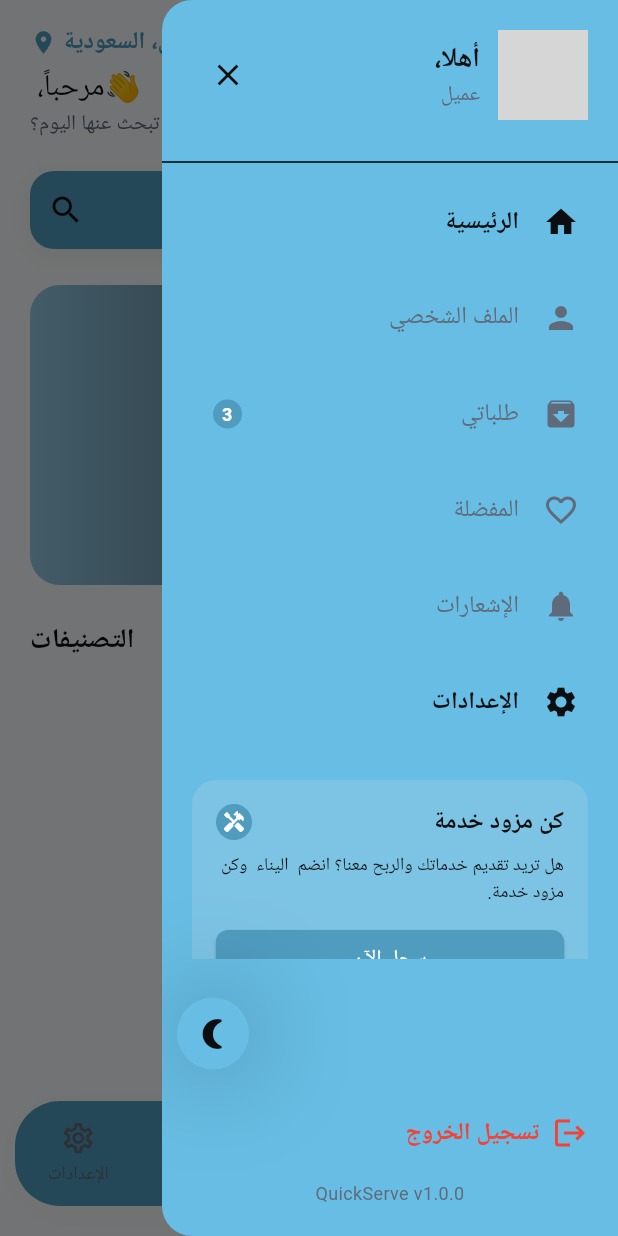
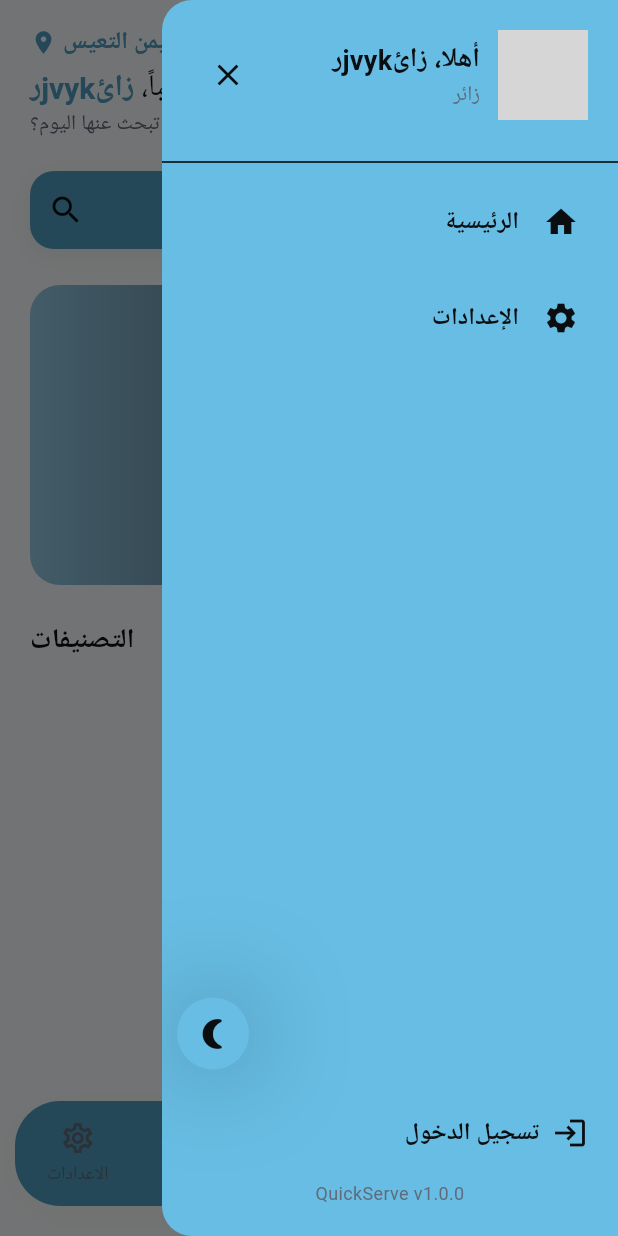
Before and after one commit to Abdullah-devl/QSS-SeekerApp, a Flutter app: the HomeView screen opened by its route, in the side drawer, after a tap on the "search" icon, on a phone screen of 412 x 824 dp. Run offline on Flutter 3.47's test engine with Material 3 defaults, Android fonts, the light colour scheme and no system bars; our stand-ins replace dio, geocoding, geolocator, google_fonts, shared_preferences; accounts and stored records are empty; network calls fail; Roboto replaces fonts that are missing (Cairo); grey boxes are pictures that could not be loaded.

Commit message:
Hide some processes for guest users

```diff
--- a/lib/core/routes/app_routes.dart
+++ b/lib/core/routes/app_routes.dart
@@ -3,23 +3,29 @@
 /// الهدف منه هو استخدام ثوابت نصية (Strings) للإشارة إلى الصفحات بدلاً من كتابة المسار يدوياً في كل مكان.
 class AppRoutes {
   /// 🔑 مسار صفحة تسجيل الدخول.
-  static const String login = '/login';
+  static const String login = 'login';
 
   /// 📝 مسار صفحة إنشاء حساب جديد.
-  static const String register = '/register';
+  static const String register = 'register';
 
   /// 🏠 مسار الصفحة الرئيسية.
-  static const String home = '/home';
+  static const String home = 'الرئيسية';
 
   /// 📜 مسار صفحة الشروط والأحكام.
-  static const String terms = '/terms';
+  static const String terms = 'terms';
 
   /// 👋 مسار صفحة الترحيب (Welcome Screen).
-  static const String welcome = '/welcome';
+  static const String welcome = 'welcome';
 
   /// 📧 مسار صفحة التحقق من البريد الإلكتروني (OTP).
-  static const String verifyEmail = '/verify_email';
+  static const String verifyEmail = 'verify_email';
 
   /// ⚙️ مسار صفحة الإعدادات.
-  static const String settings = '/settings';
+  static const String settings = 'الاعدادات';
+  //ميار االضافي
+  /// ❤️ مسار صفحة المفضلة.
+  static const String favorites = 'المفضلة';
+
+  /// 🛒 مسار صفحة الطلبات
+  static const String orders = 'الطلبات';
 }
--- a/lib/features/home/viewmodels/home_view_model.dart
+++ b/lib/features/home/viewmodels/home_view_model.dart
@@ -31,8 +31,9 @@ class HomeViewModel extends ChangeNotifier {
   String _errorMessage = '';
 
   // بيانات المستخدم والموقع
-  String _userName = 'زائر';
-  String _currentAddress = 'الرياض، السعودية';
+  String _userName = 'زائjvykر';
+  String _role = 'زائر';
+  String _currentAddress = 'اليمن التعيس';
   bool _isLocationLoading = false;
 
   // Getters للوصول للمتغيرات من الواجهة
@@ -41,6 +42,7 @@ class HomeViewModel extends ChangeNotifier {
   bool get isLoading => _isLoading;
   String get errorMessage => _errorMessage;
   String get userName => _userName;
+  String get role => _role;
   String get currentAddress => _currentAddress;
   bool get isLocationLoading => _isLocationLoading;
 
@@ -70,8 +72,9 @@ class HomeViewModel extends ChangeNotifier {
     try {
       // 1. جلب بيانات المستخدم المحفوظة محلياً
       final userData = await _tokenStorage.getUserData();
-      if (userData['name'] != null) {
+      if (userData['name'] != null && userData['role'] != null) {
         _userName = userData['name']!;
+        _role = userData['role']!;
       }
 
       // 2. جلب التصنيفات والخدمات من السيرفر بالتوازي لتقليل وقت الانتظار
--- a/lib/features/home/views/home_drawer.dart
+++ b/lib/features/home/views/home_drawer.dart
@@ -1,10 +1,9 @@
 import 'package:flutter/material.dart';
 import 'package:provider/provider.dart';
 import 'package:seeker/core/routes/app_routes.dart';
-// import 'package:seeker/core/storage/token_storage.dart'; // Unused
 import 'package:seeker/core/theme/qs_color_extension.dart';
 import 'package:seeker/core/theme/qs_colors.dart';
-import 'package:seeker/features/home/viewmodels/home_view_model.dart'; // Added
+import 'package:seeker/features/home/viewmodels/home_view_model.dart';
 import 'package:seeker/features/provider/theme_provider.dart';
 import 'package:seeker/features/auth/repositories/auth_repository.dart';
 
@@ -22,12 +21,7 @@ class HomeDrawer extends StatefulWidget {
 }
 
 class _HomeDrawerState extends State<HomeDrawer> {
-  // 🎨 الوصول للألوان
-  QSColors get colors => context.qsColors;
-
   /// 🚪 عملية تسجيل الخروج
-  /// تقوم باستدعاء الـ Repository لمسح التوكن من السيرفر، ثم مسحه محلياً،
-  /// وتوجيه المستخدم لشاشة تسجيل الدخول.
   Future<void> _logout() async {
     try {
       final authRepo = context.read<AuthRepository>();
@@ -36,11 +30,10 @@ class _HomeDrawerState extends State<HomeDrawer> {
         Navigator.pushNamedAndRemoveUntil(
           context,
           AppRoutes.login,
-          (route) => false, // إزالة جميع الصفحات السابقة من المكدس
+          (route) => false,
         );
       }
     } catch (e) {
-      // حتى لو فشل الطلب (مثلاً مشاكل شبكة)، يجب حذف التوكن محلياً
       if (mounted) {
         Navigator.pushNamedAndRemoveUntil(
           context,
@@ -51,18 +44,27 @@ class _HomeDrawerState extends State<HomeDrawer> {
     }
   }
 
-  /// 🏗️ دالة بناء الواجهة
   @override
   Widget build(BuildContext context) {
+    // 🎨 الوصول للألوان من خلال الـ BuildContext بشكل آمن
+    final colors = context.qsColors;
+
     return Drawer(
-      // تصميم حواف مستديرة للقائمة
       shape: const RoundedRectangleBorder(
         borderRadius: BorderRadius.only(
           topLeft: Radius.circular(20),
           bottomLeft: Radius.circular(20),
         ),
       ),
-      child: SafeArea(
+      // ✅ استخدام Selector لاسترجاع (الاسم والدور) معاً كـ Record
+      // هذا يمنع الانهيار ويحسن الأداء لأنه يستمع فقط للتغيرات المطلوبة
+      child: Selector<HomeViewModel, ({String name, String role})>(
+        selector: (context, vm) => (name: vm.userName, role: vm.role),
+        builder: (context, userData, child) {
+          final String userName = userData.name;
+          final String userRole = userData.role;
+
+          return SafeArea(
             child: Column(
               children: [
                 // =================================================================
@@ -70,13 +72,8 @@ class _HomeDrawerState extends State<HomeDrawer> {
                 // =================================================================
                 Padding(
                   padding: const EdgeInsets.all(20.0),
-              // نستخدم Selector للاستماع لتغيرات اسم المستخدم فقط
-              child: Selector<HomeViewModel, String>(
-                selector: (context, vm) => vm.userName,
-                builder: (context, userName, child) {
-                  return Row(
+                  child: Row(
                     children: [
-                      // صورة المستخدم مع حالة الأونلاين (نقطة خضراء)
                       Stack(
                         alignment: Alignment.bottomRight,
                         children: [
@@ -87,7 +84,7 @@ class _HomeDrawerState extends State<HomeDrawer> {
                             ),
                             backgroundImage: const AssetImage(
                               'assets/images/user_placeholder.png',
-                            ), // استبدلها بصورة حقيقية لاحقاً
+                            ),
                             onBackgroundImageError: (_, __) =>
                                 const Icon(Icons.person, size: 30),
                             child: Icon(
@@ -108,7 +105,6 @@ class _HomeDrawerState extends State<HomeDrawer> {
                         ],
                       ),
                       const SizedBox(width: 12),
-                      // الاسم والدور الوظيفي
                       Expanded(
                         child: Column(
                           crossAxisAlignment: CrossAxisAlignment.start,
@@ -121,7 +117,7 @@ class _HomeDrawerState extends State<HomeDrawer> {
                               ),
                             ),
                             Text(
-                              'عميل', // يمكن إضافة Role في ViewModel لاحقاً
+                              userRole,
                               style: TextStyle(
                                 fontSize: 14,
                                 color: colors.textSub,
@@ -130,14 +126,11 @@ class _HomeDrawerState extends State<HomeDrawer> {
                           ],
                         ),
                       ),
-                      // زر إغلاق القائمة
                       IconButton(
                         icon: const Icon(Icons.close),
                         onPressed: () => Navigator.pop(context),
                       ),
                     ],
-                  );
-                },
                   ),
                 ),
 
@@ -150,29 +143,130 @@ class _HomeDrawerState extends State<HomeDrawer> {
                   child: ListView(
                     padding: EdgeInsets.zero,
                     children: [
-                  _buildNavItem(Icons.home, 'الرئيسية', true, () {
+                      _buildNavItem(colors, Icons.home, 'الرئيسية', true, () {
                         Navigator.pop(context);
                         widget.onLinkTap?.call(0);
                       }),
-                  _buildNavItem(Icons.person, 'الملف الشخصي', false, () {}),
-                  _buildNavItem(Icons.archive, 'طلباتي', false, () {
+
+                      // 🛡️ شرط الصلاحيات: عرض "طلباتي" و "المفضلة" فقط إذا لم يكن زائر
+                      if (userRole != 'زائر') ...[
+                        _buildNavItem(
+                          colors,
+                          Icons.archive,
+                          'طلباتي',
+                          false,
+                          () {
                             Navigator.pop(context);
                             widget.onLinkTap?.call(1);
-                  }, badgeCount: 3),
-                  _buildNavItem(Icons.favorite_border, 'المفضلة', false, () {
+                          },
+                          badgeCount: 3,
+                        ),
+
+                        _buildNavItem(
+                          colors,
+                          Icons.favorite_border,
+                          'المفضلة',
+                          false,
+                          () {
                             Navigator.pop(context);
                             widget.onLinkTap?.call(3);
-                  }),
-                  _buildNavItem(Icons.notifications, 'الإشعارات', false, () {}),
-                  _buildNavItem(Icons.settings, 'الإعدادات', true, () {
+                          },
+                        ),
+                        _buildNavItem(
+                          colors,
+                          Icons.notifications,
+                          'الإشعارات',
+                          false,
+                          () {},
+                        ),
+                      ],
+
+                      _buildNavItem(
+                        colors,
+                        Icons.settings,
+                        'الإعدادات',
+                        true,
+                        () {
                           Navigator.pop(context);
                           widget.onLinkTap?.call(4);
-                  }),
+                        },
+                      ),
 
                       const SizedBox(height: 20),
 
-                  // كارد ترويج (كن مزود خدمة)
-                  Container(
+                      // 🛡️ شرط الصلاحيات: كارد الترويج يظهر فقط للأعضاء المسجلين
+                      if (userRole == 'seeker')
+                        _buildPromoCard(context, colors),
+                    ],
+                  ),
+                ),
+
+                // زر تبديل الثيم
+                _buildThemeSwitcher(context, colors),
+                // =================================================================
+                // 3. منطقة أزرار الدخول / الخروج
+                // =================================================================
+                Padding(
+                  padding: const EdgeInsets.all(20.0),
+                  child: userRole == 'زائر'
+                      ? //  إذا كان المستخدم زائراً، نعرض زر تسجيل الدخول
+                        InkWell(
+                          onTap: () {
+                            Navigator.pushNamed(context, AppRoutes.login);
+                          },
+                          child: Row(
+                            children: [
+                              Icon(Icons.login, color: colors.text),
+                              const SizedBox(width: 8),
+                              Text(
+                                'تسجيل الدخول',
+                                style: TextStyle(
+                                  color: colors.text, // لون مختلف للتمييز
+                                  fontWeight: FontWeight.bold,
+                                  fontSize: 16,
+                                ),
+                              ),
+                            ],
+                          ),
+                        )
+                      : // إذا لم يكن زائراً، نعرض زر تسجيل الخروج الأصلي
+                        InkWell(
+                          onTap: _logout,
+                          child: const Row(
+                            children: [
+                              Icon(Icons.logout, color: Colors.red),
+                              const SizedBox(width: 8),
+                              Text(
+                                'تسجيل الخروج',
+                                style: TextStyle(
+                                  color: Colors.red,
+                                  fontWeight: FontWeight.bold,
+                                  fontSize: 16,
+                                ),
+                              ),
+                            ],
+                          ),
+                        ),
+                ),
+                // رقم الإصدار
+                Padding(
+                  padding: const EdgeInsets.only(bottom: 20),
+                  child: Text(
+                    'QuickServe v1.0.0',
+                    style: TextStyle(color: colors.textSub, fontSize: 12),
+                  ),
+                ),
+              ],
+            ),
+          );
+        },
+      ),
+    );
+  }
+
+  /// 🛠️ ودجت كارد الترويج (تم فصلها لتحسين القراءة)
+  Widget _buildPromoCard(BuildContext context, QSColors colors) {
+    return Container(
       margin: const EdgeInsets.symmetric(horizontal: 20),
       padding: const EdgeInsets.all(16),
       decoration: BoxDecoration(
@@ -187,10 +281,7 @@ class _HomeDrawerState extends State<HomeDrawer> {
             children: [
               const Text(
                 'كن مزود خدمة',
-                              style: TextStyle(
-                                fontWeight: FontWeight.bold,
-                                fontSize: 16,
-                              ),
+                style: TextStyle(fontWeight: FontWeight.bold, fontSize: 16),
               ),
               Container(
                 padding: const EdgeInsets.all(4),
@@ -208,7 +299,7 @@ class _HomeDrawerState extends State<HomeDrawer> {
           ),
           const SizedBox(height: 8),
           Text(
-                          'هل تريد تقديم خدماتك والربح معنا؟ انضم  اليناء  وكن مزود خدمة.',
+            'هل تريد تقديم خدماتك والربح معنا؟ انضم إلينا وكن مزود خدمة.',
             style: TextStyle(fontSize: 12, color: colors.text),
           ),
           const SizedBox(height: 12),
@@ -218,9 +309,7 @@ class _HomeDrawerState extends State<HomeDrawer> {
               onPressed: () {},
               style: ElevatedButton.styleFrom(
                 backgroundColor: colors.primary,
-                              foregroundColor: Theme.of(
-                                context,
-                              ).colorScheme.onPrimary,
+                foregroundColor: Theme.of(context).colorScheme.onPrimary,
                 shape: RoundedRectangleBorder(
                   borderRadius: BorderRadius.circular(8),
                 ),
@@ -230,28 +319,23 @@ class _HomeDrawerState extends State<HomeDrawer> {
           ),
         ],
       ),
-                  ),
-                ],
-              ),
-            ),
+    );
+  }
 
-            //زر تبديل الثيم
-            Padding(
+  /// 🌙 ودجت زر تبديل الوضع الليلي
+  Widget _buildThemeSwitcher(BuildContext context, QSColors colors) {
+    final themeProvider = context.watch<ThemeProvider>();
+    return Padding(
       padding: const EdgeInsets.all(10.0),
       child: Align(
         alignment: Alignment.centerLeft,
         child: Container(
-                  margin: const EdgeInsets.only(top: 16),
           decoration: BoxDecoration(
             color: Theme.of(context).colorScheme.surface,
             shape: BoxShape.circle,
             boxShadow: [
               BoxShadow(
-                        color:
-                            (context.watch<ThemeProvider>().isDark
-                                    ? colors.text
-                                    : colors.text)
-                                .withValues(alpha: 0.4),
+                color: colors.text.withValues(alpha: 0.4),
                 blurRadius: 60,
                 offset: const Offset(0, 0),
               ),
@@ -259,47 +343,10 @@ class _HomeDrawerState extends State<HomeDrawer> {
           ),
           child: IconButton(
             icon: Icon(
-                      context.watch<ThemeProvider>().isDark
-                          ? Icons.light_mode
-                          : Icons.nightlight_round,
+              themeProvider.isDark ? Icons.light_mode : Icons.nightlight_round,
             ),
-                    onPressed: context.read<ThemeProvider>().toggleTheme,
+            onPressed: themeProvider.toggleTheme,
           ),
-                ),
-              ),
-            ),
-            // =================================================================
-            // 3. زر تسجيل الخروج
-            // =================================================================
-            Padding(
-              padding: const EdgeInsets.all(20.0),
-              child: InkWell(
-                onTap: _logout,
-                child: const Row(
-                  children: [
-                    Icon(Icons.logout, color: Colors.red),
-                    SizedBox(width: 8),
-                    Text(
-                      'تسجيل الخروج',
-                      style: TextStyle(
-                        color: Colors.red,
-                        fontWeight: FontWeight.bold,
-                        fontSize: 16,
-                      ),
-                    ),
-                  ],
-                ),
-              ),
-            ),
-            // رقم الإصدار
-            Padding(
-              padding: EdgeInsets.only(bottom: 20),
-              child: Text(
-                'QuickServe v1.0.0',
-                style: TextStyle(color: colors.textSub, fontSize: 12),
-              ),
-            ),
-          ],
         ),
       ),
     );
@@ -307,6 +354,7 @@ class _HomeDrawerState extends State<HomeDrawer> {
 
   /// 🛠️ دالة مساعدة لبناء عناصر القائمة
   Widget _buildNavItem(
+    QSColors colors,
     IconData icon,
     String title,
     bool isSelected,
@@ -315,12 +363,7 @@ class _HomeDrawerState extends State<HomeDrawer> {
   }) {
     return Container(
       margin: const EdgeInsets.symmetric(horizontal: 10, vertical: 4),
-      decoration: BoxDecoration(
-        // color: isSelected
-        //     ? colors.primary.withValues(alpha: 0.5)
-        //     : Colors.transparent,
-        borderRadius: BorderRadius.circular(10),
-      ),
+      decoration: BoxDecoration(borderRadius: BorderRadius.circular(10)),
       child: ListTile(
         leading: Icon(icon, color: isSelected ? colors.text : colors.textSub),
         title: Text(
@@ -330,7 +373,6 @@ class _HomeDrawerState extends State<HomeDrawer> {
             fontWeight: isSelected ? FontWeight.bold : FontWeight.normal,
           ),
         ),
-        // عرض شارة (Badge) إذا وجد عدد (مثلاً للإشعارات)
         trailing: badgeCount != null
             ? Container(
                 padding: const EdgeInsets.all(6),
--- a/lib/features/home/views/home_view.dart
+++ b/lib/features/home/views/home_view.dart
@@ -153,7 +153,7 @@ class _HomeViewState extends State<HomeView> {
   }
 
   // ---------------------------------------------------------------------------
-  // 📄 صفحة مؤقتة (Placeholder Page)
+  // 📄 صفحة مؤقتة (Placeholder Page) لمرعفة العمل  انه شغال او لا
   // ---------------------------------------------------------------------------
   Widget _buildPlaceholderPage(BuildContext context, String title) {
     return Scaffold(
@@ -170,7 +170,7 @@ class _HomeViewState extends State<HomeView> {
       ),
       body: Center(
         child: Text(
-          '$title - قريباً',
+          '$title - قريباً هلا عبدالله',
           style: TextStyle(fontSize: 18, color: context.qsColors.textSub),
         ),
       ),
@@ -210,7 +210,7 @@ class _HomeViewState extends State<HomeView> {
                 ),
               ],
             ),
-            child: Icon(Icons.menu, color: context.qsColors.textSub),
+            child: Icon(Icons.menu, color: context.qsColors.text),
           ),
         ),
 
--- a/lib/features/home/widgets/custom_nav_bar.dart
+++ b/lib/features/home/widgets/custom_nav_bar.dart
@@ -1,4 +1,5 @@
 import 'package:flutter/material.dart';
+import 'package:seeker/core/routes/app_routes.dart';
 import 'package:seeker/core/theme/qs_color_extension.dart';
 
 class CustomNavBar extends StatelessWidget {
@@ -14,7 +15,7 @@ class CustomNavBar extends StatelessWidget {
   @override
   Widget build(BuildContext context) {
     final colors = context.qsColors;
-// دالة بناء شريط التنقل
+    // دالة بناء شريط التنقل
     return Container(
       margin: const EdgeInsets.only(left: 10, right: 10, bottom: 20, top: 10),
       height: 70,
@@ -32,16 +33,32 @@ class CustomNavBar extends StatelessWidget {
       child: Row(
         mainAxisAlignment: MainAxisAlignment.spaceAround,
         children: [
-          _buildNavItem(context, 0, Icons.home_filled, 'الرئيسية'),
-          _buildNavItem(context, 1, Icons.assignment_outlined, 'طلباتي'),
-          _buildSearchItem(context), // زر البحث في المنتصف
-          _buildNavItem(context, 3, Icons.favorite_border, 'المفضلة'),
-          _buildNavItem(context, 4, Icons.settings_outlined, 'الإعدادات'),
+          _buildNavItem(
+            context,
+            0,
+            Icons.home_filled,
+            AppRoutes.home,
+          ), // زر الصفحة الرئيسية
+          _buildNavItem(
+            context,
+            1,
+            Icons.assignment_outlined,
+            AppRoutes.orders,
+          ),
+          _buildSearchItem(context, 2), // زر البحث في المنتصف
+          _buildNavItem(context, 3, Icons.favorite_border, AppRoutes.favorites),
+          _buildNavItem(
+            context,
+            4,
+            Icons.settings_outlined,
+            AppRoutes.settings,
+          ),
         ],
       ),
     );
   }
-// دالة بناء عنصر التنقل
+
+  // دالة بناء عنصر التنقل
   Widget _buildNavItem(
     BuildContext context,
     int index,
@@ -62,14 +79,14 @@ class CustomNavBar extends StatelessWidget {
             Icon(
               icon,
               color: isSelected ? colors.text : colors.textSub,
-              size: 24,
+              size: 24, // حجم الأيقونة24
             ),
             const SizedBox(height: 4),
             Text(
               label,
               style: TextStyle(
                 color: isSelected ? colors.text : colors.textSub,
-                fontSize: 12,
+                fontSize: 12, //` حجم الخط 12
                 fontWeight: isSelected ? FontWeight.bold : FontWeight.normal,
               ),
             ),
@@ -78,12 +95,13 @@ class CustomNavBar extends StatelessWidget {
       ),
     );
   }
-// دالة زر البحث
-  Widget _buildSearchItem(BuildContext context) {
+
+  // دالة زر البحث
+  Widget _buildSearchItem(BuildContext context, int index) {
     final colors = context.qsColors;
-
+    bool isSelected = currentIndex == index;
     return GestureDetector(
-      onTap: () => onTap(2),
+      onTap: () => onTap(index),
       child: Container(
         width: 50,
         height: 50,
@@ -98,7 +116,11 @@ class CustomNavBar extends StatelessWidget {
             ),
           ],
         ),
-        child: Icon(Icons.search, color: Colors.white, size: 28),
+        child: Icon(
+          Icons.search,
+          color: isSelected ? colors.text : colors.textSub,
+          size: 28,
+        ),
       ),
     );
   }
```
Also changed, not shown: lib/features/settings/views/settings_view.dart (+88 -30 lines). Lines whose indentation alone changed are shown as unchanged.
